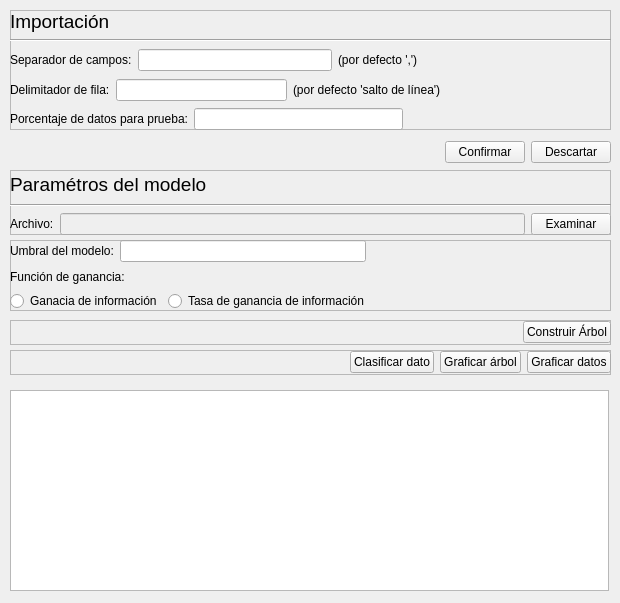
Before: the Qt Designer form views/mainwindow.ui in Volderpayoda/python-gui, drawn with Qt 5.
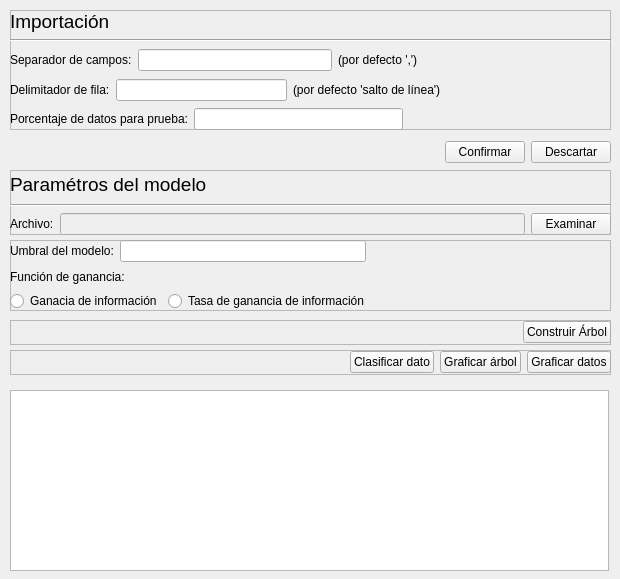
After: the same form once the commit is applied.

What changed in the file:
```diff
--- a/views/mainwindow.ui
+++ b/views/mainwindow.ui
@@ -10,7 +10,7 @@
     <x>0</x>
     <y>0</y>
     <width>620</width>
-    <height>603</height>
+    <height>579</height>
    </rect>
   </property>
   <property name="sizePolicy">
@@ -175,7 +175,7 @@
       <x>10</x>
       <y>390</y>
       <width>599</width>
-      <height>201</height>
+      <height>181</height>
      </rect>
     </property>
    </widget>
```
Left out of the diff: 3 changed lines with no effect on the pictures.
